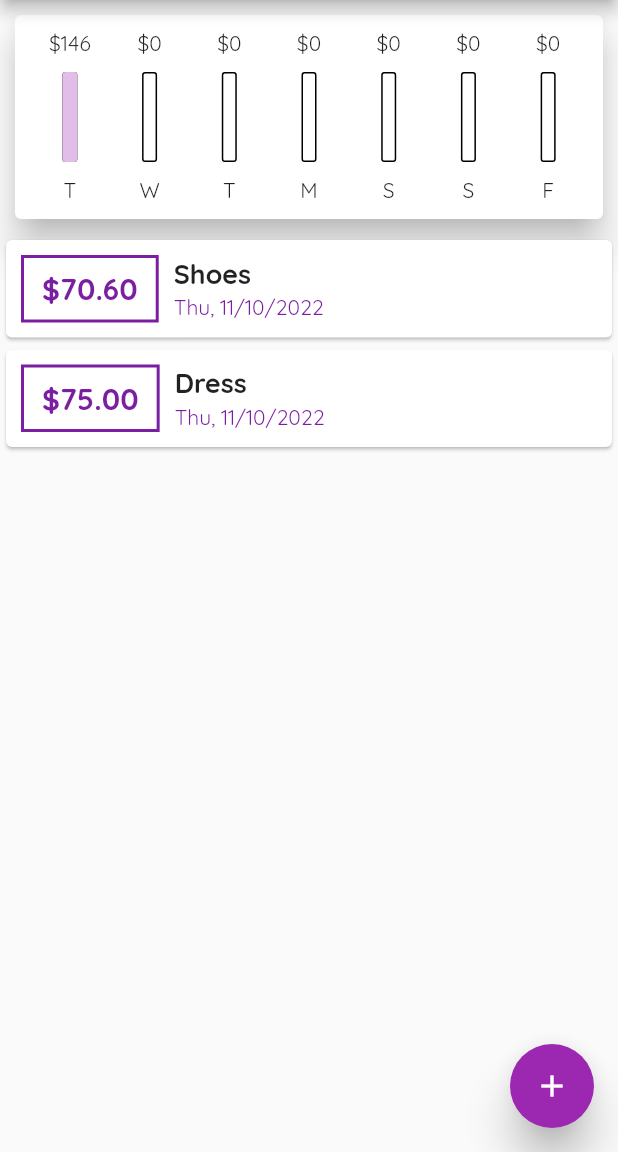
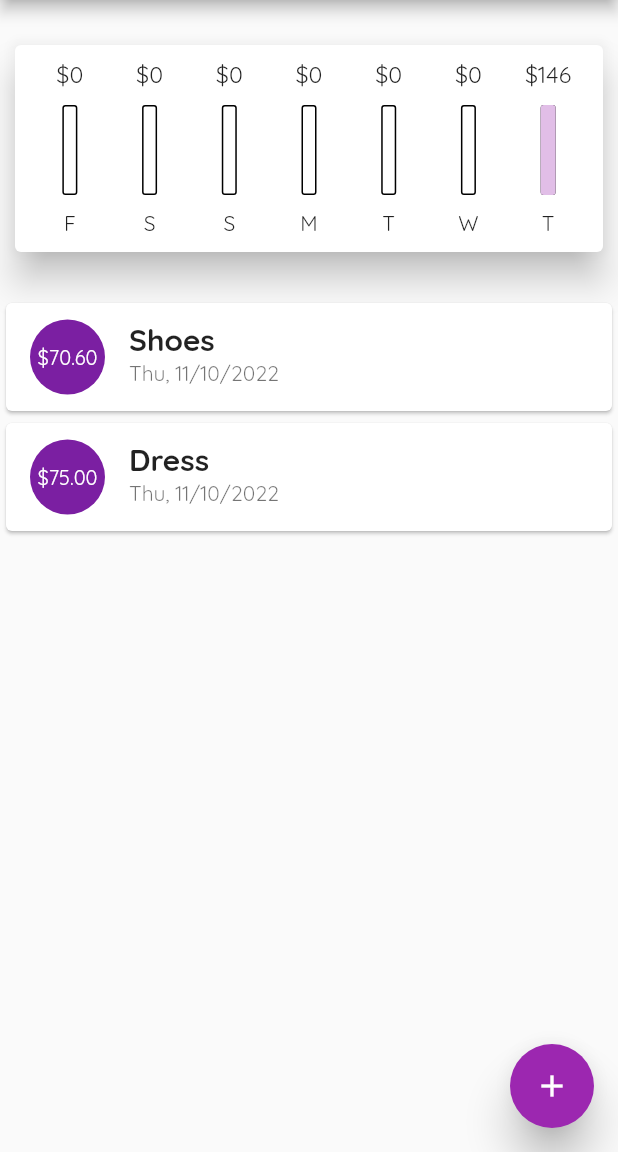
Before and after one commit to nayyyhaa/flutter-expense-app, a Flutter app: the screen it shows after launch, on a phone screen of 412 x 824 dp, the part 84-1236 px from its top. Run offline on Flutter 3.47's test engine with Material 2 defaults, Android fonts, the phone set to English and light mode, and no system bars.

Commit message:
feat: listtile

```diff
--- a/lib/widgets/chart.dart
+++ b/lib/widgets/chart.dart
@@ -22,7 +22,7 @@ class Chart extends StatelessWidget {
         "day": DateFormat.E().format(weekDay).substring(0, 1),
         'amount': totalAmount
       };
-    });
+    }).reversed.toList();
   }
 
   double get spendingTotal {
@@ -35,7 +35,7 @@ class Chart extends StatelessWidget {
   Widget build(BuildContext context) {
     return Card(
       elevation: 10,
-      margin: EdgeInsets.all(10),
+      margin: EdgeInsets.symmetric(vertical: 30, horizontal: 10),
       child: Container(
         padding: EdgeInsets.all(10),
         child: Row(
--- a/lib/widgets/chart_bar.dart
+++ b/lib/widgets/chart_bar.dart
@@ -15,9 +15,11 @@ class ChartBar extends StatelessWidget {
   Widget build(BuildContext context) {
     return Column(
       children: <Widget>[
-        FittedBox(
-          child: Text('\$${sprendingAmt.toStringAsFixed(0)}'),
-        ),
+        Container(
+            height: 20,
+            child: FittedBox(
+              child: Text('\$${sprendingAmt.toStringAsFixed(0)}'),
+            )),
         SizedBox(
           height: 10,
         ),
--- a/lib/widgets/transaction_list.dart
+++ b/lib/widgets/transaction_list.dart
@@ -33,53 +33,87 @@ class TransactionList extends StatelessWidget {
           : ListView.builder(
               itemBuilder: (context, index) {
                 return Card(
-                  child: Row(
-                    children: [
-                      Container(
-                        margin: const EdgeInsets.all(10),
-                        padding: const EdgeInsets.symmetric(
-                          vertical: 8,
-                          horizontal: 12,
-                        ),
-                        decoration: BoxDecoration(
-                          border: Border.all(
-                            color: Theme.of(context).primaryColorDark,
-                            width: 2,
-                          ),
-                        ),
+                    child: ListTile(
+                        leading: CircleAvatar(
+                          radius: 25,
+                          child: Flexible(
+                            fit: FlexFit.tight,
+                            child: Container(
+                              padding: EdgeInsets.all(5),
+                              child: FittedBox(
+                                fit: BoxFit.cover,
                                 child: Text(
                                   '\$${transactions[index].amount.toStringAsFixed(2)}',
                                   style: TextStyle(
-                            fontWeight: FontWeight.bold,
                                     fontSize: 20,
-                            color: Theme.of(context).primaryColorDark,
                                   ),
                                 ),
                               ),
-                      Column(
-                        crossAxisAlignment: CrossAxisAlignment.start,
-                        children: [
-                          Container(
-                            margin: const EdgeInsets.only(bottom: 2),
+                            ),
+                          ),
+                        ),
+                        title: Flexible(
+                          fit: FlexFit.tight,
                           child: Text(
                             transactions[index].title,
-                              style: const TextStyle(
-                                  fontWeight: FontWeight.bold, fontSize: 18),
+                            style: TextStyle(
+                              fontWeight: FontWeight.bold,
+                              fontSize: 20,
                             ),
                           ),
-                          Text(
+                        ),
+                        subtitle: Text(
                           DateFormat('EEE, M/d/y')
                               .format(transactions[index].date),
-                            style: TextStyle(
-                              fontSize: 14,
-                              color: Theme.of(context).primaryColorDark,
-                            ),
-                          ),
-                        ],
-                      ),
-                    ],
-                  ),
-                );
+                        )));
+                // return Card(
+                //   child: Row(
+                //     children: [
+                //       Container(
+                //         margin: const EdgeInsets.all(10),
+                //         padding: const EdgeInsets.symmetric(
+                //           vertical: 8,
+                //           horizontal: 12,
+                //         ),
+                //         decoration: BoxDecoration(
+                //           border: Border.all(
+                //             color: Theme.of(context).primaryColorDark,
+                //             width: 2,
+                //           ),
+                //         ),
+                //         child: Text(
+                //           '\$${transactions[index].amount.toStringAsFixed(2)}',
+                //           style: TextStyle(
+                //             fontWeight: FontWeight.bold,
+                //             fontSize: 20,
+                //             color: Theme.of(context).primaryColorDark,
+                //           ),
+                //         ),
+                //       ),
+                //       Column(
+                //         crossAxisAlignment: CrossAxisAlignment.start,
+                //         children: [
+                //           Container(
+                //             margin: const EdgeInsets.only(bottom: 2),
+                //             child: Text(
+                //               transactions[index].title,
+                //               style: const TextStyle(
+                //                   fontWeight: FontWeight.bold, fontSize: 18),
+                //             ),
+                //           ),
+                //           Text(
+                //             DateFormat('EEE, M/d/y')
+                //                 .format(transactions[index].date),
+                //             style: TextStyle(
+                //               fontSize: 14,
+                //               color: Theme.of(context).primaryColorDark,
+                //             ),
+                //           ),
+                //         ],
+                //       ),
+                //     ],
+                //   ),
+                // );
               },
               itemCount: transactions.length,
             ),
```
Lines whose indentation alone changed are shown as unchanged.
